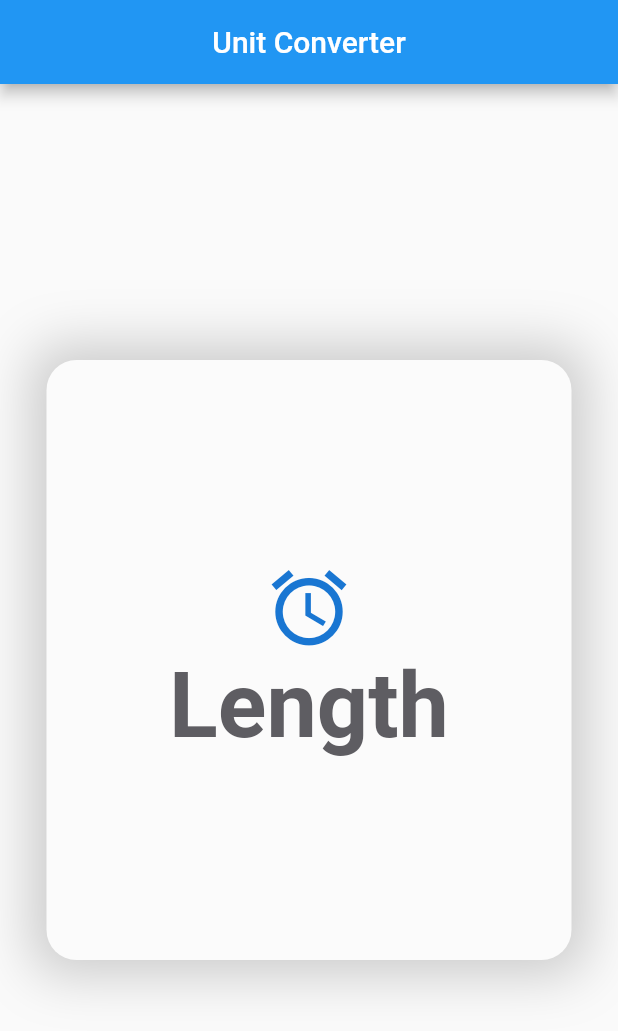
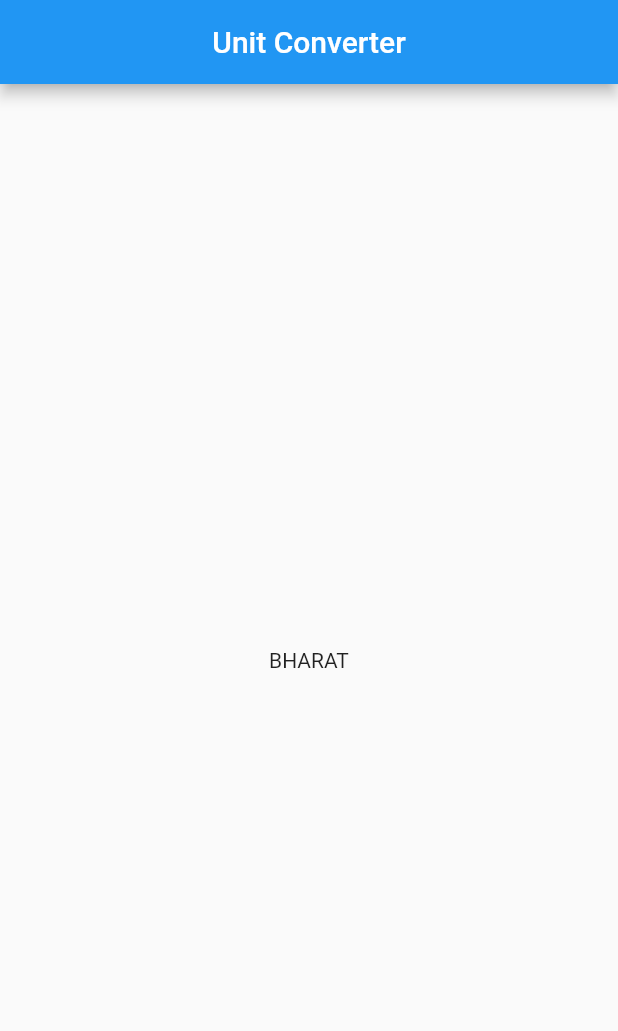
Before and after one commit to bharat-1809/Unito, a Flutter app: the screen it shows after launch, on a phone screen of 412 x 824 dp. Shown: the top 1031 px of the screen. Run offline on Flutter 3.47's test engine with Material 2 defaults, Android fonts, the phone set to English and light mode, and no system bars.

Commit message:
Undo Window

```diff
--- a/unit_converter_app/lib/components/category_tile.dart
+++ /dev/null
@@ -1,59 +0,0 @@
-import 'package:flutter/material.dart';
-
-final _textColor = Color(0xff5e5d62);
-final _fontSize = 60.0;
-
-class CategoryTile extends StatelessWidget {
-  final IconData iconLocation;
-  final String name;
-
-// TODO Make [iconlocation] to String from IconData
-  const CategoryTile({
-    Key key,
-    @required this.iconLocation,
-    @required this.name,
-  })  : assert(iconLocation != null),
-        assert(name != null),
-        super(key: key);
-
-  @override
-  Widget build(BuildContext context) {
-    return Padding(
-      padding: EdgeInsets.all(8.0),
-      child: Container(
-        height: 400,
-        width: 350,
-        decoration: BoxDecoration(
-          borderRadius: BorderRadius.circular(20),
-          boxShadow: [
-            BoxShadow(
-              offset: Offset(0.0, 0.0),
-              blurRadius: 30,
-              spreadRadius: 10,
-              color: Color.fromRGBO(0, 0, 0, 0.19),
-            ),
-          ],
-          color: Color(0xfffbfbfb),
-        ),
-        alignment: Alignment.center,
-        child: Column(
-          mainAxisAlignment: MainAxisAlignment.center,
-          children: [
-            Icon(
-              iconLocation,
-              size: 60,
-              color: Colors.blue[700],
-            ),
-            Text(name,
-                style: TextStyle(
-                  fontSize: _fontSize,
-                  fontFamily: 'Roboto',
-                  fontWeight: FontWeight.bold,
-                  color: _textColor,
-                )),
-          ],
-        ),
-      ),
-    );
-  }
-}
--- a/unit_converter_app/lib/main.dart
+++ b/unit_converter_app/lib/main.dart
@@ -1,5 +1,4 @@
 import 'package:flutter/material.dart';
-import 'package:unit_converter_app/components/category_tile.dart';
 
 void main() {
   return runApp(MyApp());
@@ -15,10 +14,7 @@ class MyApp extends StatelessWidget {
           centerTitle: true,
         ),
         body: Center(
-          child: CategoryTile(
-            iconLocation: Icons.access_alarm,
-            name: 'Length',
-          ),
+          child: Text("BHARAT"),
         ),
       ),
     );
```
